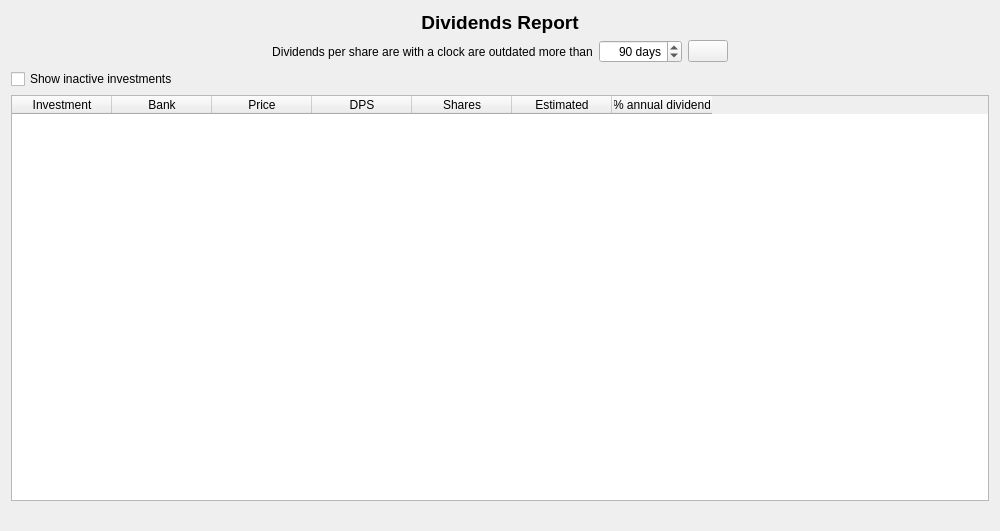
The window that xulpymoney/ui/wdgDividendsReport.ui (turulomio/xulpymoney) describes before a commit, drawn with Qt 5.
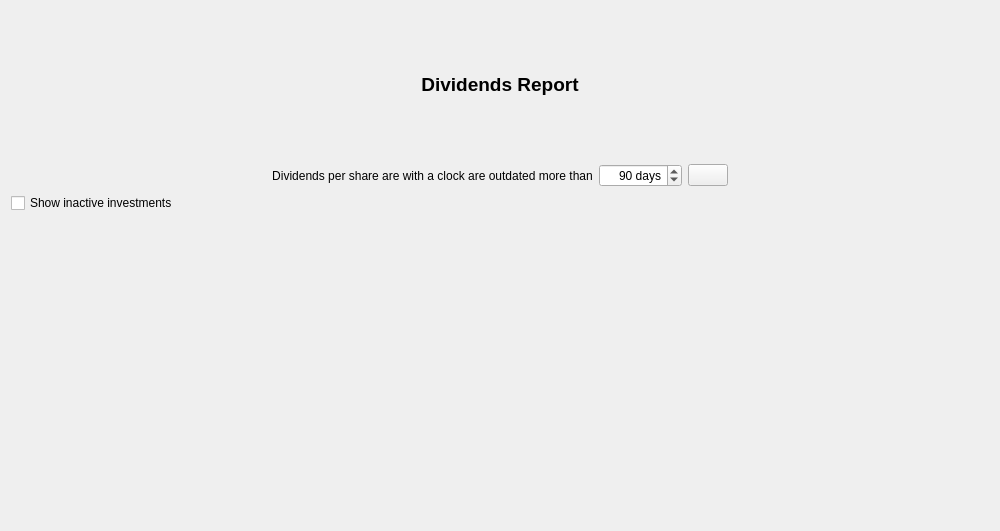
The same window after the commit. Icons and pictures are not drawn. Custom widgets are drawn as their Qt base class.

Diff of the .ui file:
```diff
--- a/xulpymoney/ui/wdgDividendsReport.ui
+++ b/xulpymoney/ui/wdgDividendsReport.ui
@@ -114,61 +114,7 @@
       </widget>
      </item>
      <item>
-      <widget class="myQTableWidget" name="tblInvestments">
-       <property name="contextMenuPolicy">
-        <enum>Qt::CustomContextMenu</enum>
-       </property>
-       <property name="editTriggers">
-        <set>QAbstractItemView::NoEditTriggers</set>
-       </property>
-       <property name="alternatingRowColors">
-        <bool>true</bool>
-       </property>
-       <property name="selectionMode">
-        <enum>QAbstractItemView::SingleSelection</enum>
-       </property>
-       <property name="selectionBehavior">
-        <enum>QAbstractItemView::SelectRows</enum>
-       </property>
-       <attribute name="verticalHeaderVisible">
-        <bool>false</bool>
-       </attribute>
-       <column>
-        <property name="text">
-         <string>Investment</string>
-        </property>
-       </column>
-       <column>
-        <property name="text">
-         <string>Bank</string>
-        </property>
-       </column>
-       <column>
-        <property name="text">
-         <string>Price</string>
-        </property>
-       </column>
-       <column>
-        <property name="text">
-         <string>DPS</string>
-        </property>
-       </column>
-       <column>
-        <property name="text">
-         <string>Shares</string>
-        </property>
-       </column>
-       <column>
-        <property name="text">
-         <string>Estimated</string>
-        </property>
-       </column>
-       <column>
-        <property name="text">
-         <string>% annual dividend</string>
-        </property>
-       </column>
-      </widget>
+      <widget class="myQTableWidget" name="mqtw" native="true"/>
      </item>
      <item>
       <widget class="QLabel" name="lblTotal">
@@ -227,7 +173,7 @@
  <customwidgets>
   <customwidget>
    <class>myQTableWidget</class>
-   <extends>QTableWidget</extends>
+   <extends>QWidget</extends>
    <header location="global">myqtablewidget</header>
   </customwidget>
  </customwidgets>
```
Left out of the diff: 1 changed line with no effect on the pictures.
